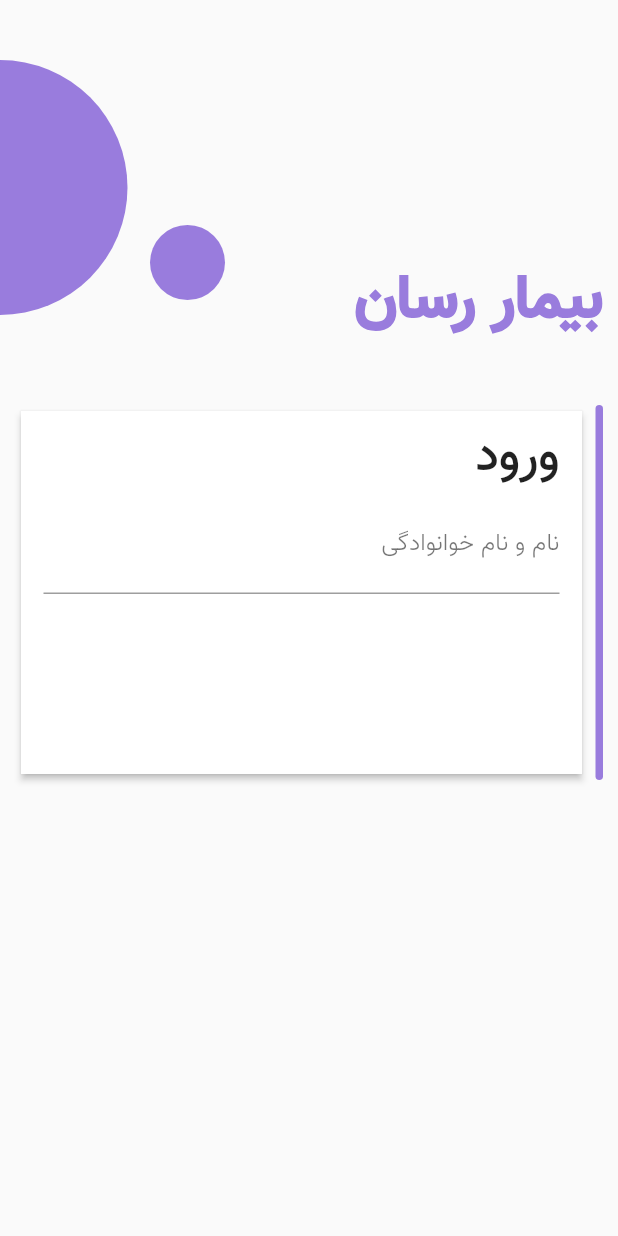
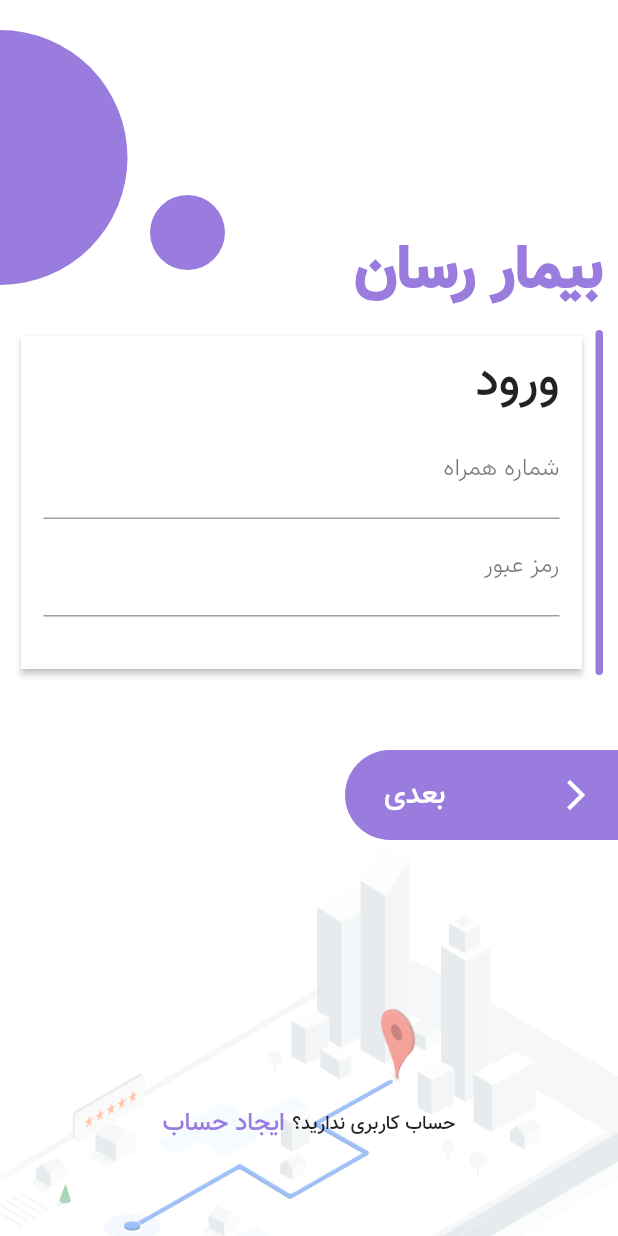
Before and after one commit to arvin2079/bimar_resan, a Flutter app: the screen it shows after launch, on a phone screen of 412 x 824 dp. Run offline on Flutter 3.47's test engine with Material 2 defaults, Android fonts, the phone set to English and light mode, and no system bars.

Commit message:
second page almost done

```diff
--- a/lib/components/customTextField.dart
+++ b/lib/components/customTextField.dart
@@ -21,6 +21,7 @@ class CustomTextField extends StatelessWidget {
     return Directionality(
       textDirection: TextDirection.rtl,
       child: TextField(
+        cursorColor: borderColor,
         focusNode: focusNode,
         keyboardType: inputType,
         textAlign: TextAlign.right,
--- a/lib/components/nextButton.dart
+++ b/lib/components/nextButton.dart
@@ -1,9 +1,11 @@
 import 'package:flutter/material.dart';
 
 class NextButton extends StatelessWidget {
-  const NextButton({this.icon, this.text});
+  const NextButton({this.contentColor, this.color, this.icon, this.text});
   final IconData icon;
   final String text;
+  final Color color;
+  final contentColor;
 
   @override
   Widget build(BuildContext context) {
@@ -15,7 +17,7 @@ class NextButton extends StatelessWidget {
             bottomLeft: Radius.circular(40),
           )
       ),
-      color: Colors.white,
+      color: color,
       child: Container(
         height: 60,
         width: 150,
@@ -28,7 +30,7 @@ class NextButton extends StatelessWidget {
                 style: TextStyle(
                   fontFamily: 'vazir',
                   fontWeight: FontWeight.w500,
-                  color: Colors.black,
+                  color: contentColor,
                   fontSize: 20,
                 ),
               ),
@@ -36,7 +38,7 @@ class NextButton extends StatelessWidget {
             Spacer(),
             Icon(
               icon,
-              color: Colors.black,
+              color: contentColor,
             )
           ],
         ),
--- a/lib/main.dart
+++ b/lib/main.dart
@@ -15,6 +15,9 @@ class MyApp extends StatelessWidget {
   @override
   Widget build(BuildContext context) {
     return MaterialApp(
+      theme: Theme.of(context).copyWith(
+        scaffoldBackgroundColor: Colors.white,
+      ),
       debugShowCheckedModeBanner: false,
       title: 'bimar-resan',
       home: SignInPage(),
--- a/lib/pages/signIn.dart
+++ b/lib/pages/signIn.dart
@@ -1,9 +1,8 @@
 import 'package:bimarresan/components/customTextField.dart';
+import 'package:bimarresan/components/nextButton.dart';
 import 'package:flutter/material.dart';
 import 'package:flutter/cupertino.dart';
-import 'package:flutter/services.dart';
 import 'package:flutter/widgets.dart';
-
 import '../constants.dart';
 
 class SignInPage extends StatefulWidget {
@@ -17,12 +16,26 @@ class _SignInPageState extends State<SignInPage> {
     return Scaffold(
       resizeToAvoidBottomInset: true,
       body: SafeArea(
+        child: Container(
           child: Stack(
             alignment: Alignment.center,
             children: <Widget>[
               Positioned(
+              top: MediaQuery.of(context).size.height-270,
+                child: Container(
+                  child: Opacity(
+                    opacity: 0.5,
+                    child: Image.asset(
+                      'assets/images/illustration.png',
+                      height: 350,
+                      fit: BoxFit.contain,
+                    ),
+                  ),
+                ),
+              ),
+              Positioned(
                 left: -85,
-              top: 40,
+                top: 20,
                 child: CircleShape(
                   color: thirdColor,
                   diameter: 170,
@@ -30,29 +43,76 @@ class _SignInPageState extends State<SignInPage> {
               ),
               Positioned(
                 left: 100,
-              top: 150,
+                top: 130,
                 child: CircleShape(
                   color: thirdColor,
                   diameter: 50,
                 ),
               ),
-            Positioned(
-              top: 170,
-              right: 10,
-              child: Text(
-                'بیمار رسان',
-                style: TextStyle(
-                  fontFamily: 'vazir',
-                  fontSize: 40,
-                  fontWeight: FontWeight.w900,
-                  color: thirdColor
+              _buildTitle(),
+              _buildSignInForm(context),
+              _buildNextButton(),
+              _buildSwitchPageButton(context)
+            ],
           ),
         ),
       ),
-            Positioned(
-              top: 270,
+    );
+  }
+
+  Positioned _buildSwitchPageButton(BuildContext context) {
+    return Positioned(
+//                bottom: 40,
+            top: MediaQuery.of(context).size.height - 88,
+              child: Row(
+                mainAxisAlignment: MainAxisAlignment.center,
+                textDirection: TextDirection.rtl,
+                children: <Widget>[
+                  Text(
+                    'حساب کاربری ندارید؟',
+                    textDirection: TextDirection.rtl,
+                    style: TextStyle(
+                        fontFamily: 'vazir',
+                        fontSize: 13,
+                        fontWeight: FontWeight.w500),
+                  ),
+                  SizedBox(width: 5),
+                  GestureDetector(
+                    onTap: () {},
+                    child: Text(
+                      'ایجاد حساب',
+                      textDirection: TextDirection.rtl,
+                      style: TextStyle(
+                        color: thirdColor,
+                        fontFamily: 'vazir',
+                        fontWeight: FontWeight.w500,
+                        fontSize: 17,
+                      ),
+                    ),
+                  ),
+                ],
+              ),
+            );
+  }
+
+  Positioned _buildNextButton() {
+    return Positioned(
+              right: 0,
+              top: 500,
+              child: NextButton(
+                text: 'بعدی',
+                icon: Icons.arrow_forward_ios,
+                color: thirdColor,
+                contentColor: Colors.white,
+              ),
+            );
+  }
+
+  Positioned _buildSignInForm(BuildContext context) {
+    return Positioned(
+              top: 220,
               child: Container(
-                height: 250,
+                height: 230,
                 width: MediaQuery.of(context).size.width - 20,
                 child: Row(
                   crossAxisAlignment: CrossAxisAlignment.stretch,
@@ -67,7 +127,9 @@ class _SignInPageState extends State<SignInPage> {
                             borderRadius: BorderRadius.circular(0),
                           ),
                           child: Padding(
-                            padding: EdgeInsets.only(right: 15, left: 15, top: 5, bottom: 5),
+                            padding: EdgeInsets.only(
+                                right: 15, left: 15, top: 5, bottom: 5),
+                            child: SingleChildScrollView(
                               child: Column(
                                 crossAxisAlignment: CrossAxisAlignment.stretch,
                                 children: <Widget>[
@@ -77,14 +139,18 @@ class _SignInPageState extends State<SignInPage> {
                                     style: TextStyle(
                                         fontFamily: 'vazir',
                                         fontWeight: FontWeight.w500,
-                                    fontSize: 33
-                                  ),
+                                        fontSize: 33),
                                   ),
                                   CustomTextField(
-                                  labelText: 'نام و نام خوانوادگی',
+                                    labelText: 'شماره همراه',
+                                    borderColor: thirdColor,
+                                  ),
+                                  CustomTextField(
+                                    labelText: 'رمز عبور',
                                     borderColor: thirdColor,
                                   ),
                                 ],
+                              ),
                             ),
                           ),
                         ),
@@ -94,8 +160,20 @@ class _SignInPageState extends State<SignInPage> {
                   ],
                 ),
               ),
-            )
-          ],
+            );
+  }
+
+  Positioned _buildTitle() {
+    return Positioned(
+              top: 150,
+              right: 10,
+              child: Text(
+                'بیمار رسان',
+                style: TextStyle(
+                  fontFamily: 'vazir',
+                  fontSize: 40,
+                  fontWeight: FontWeight.w900,
+                  color: thirdColor,
                 ),
               ),
             );
@@ -104,6 +182,7 @@ class _SignInPageState extends State<SignInPage> {
 
 class CircleShape extends StatelessWidget {
   const CircleShape({this.diameter, this.color});
+
   final double diameter;
   final Color color;
 
@@ -122,6 +201,7 @@ class CircleShape extends StatelessWidget {
 
 class Line extends StatelessWidget {
   const Line({this.color});
+
   final Color color;
 
   @override
@@ -129,9 +209,7 @@ class Line extends StatelessWidget {
     return Container(
       width: 5,
       decoration: BoxDecoration(
-        color: color,
-        borderRadius: BorderRadius.all(Radius.circular(5))
-      ),
+          color: color, borderRadius: BorderRadius.all(Radius.circular(5))),
     );
   }
 }
--- a/lib/pages/welcomeFile.dart
+++ b/lib/pages/welcomeFile.dart
@@ -60,6 +60,8 @@ class WelcomePage extends StatelessWidget {
                   child: NextButton(
                     text: 'بعدی',
                     icon: Icons.arrow_forward_ios,
+                    color: Colors.white,
+                    contentColor: Colors.black,
                   )
                 )
               ],
```
Lines whose indentation alone changed are shown as unchanged.
